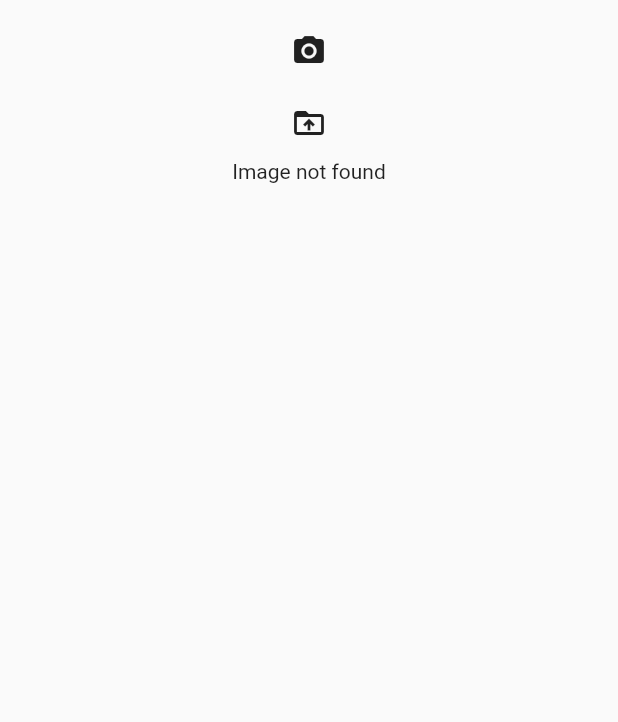
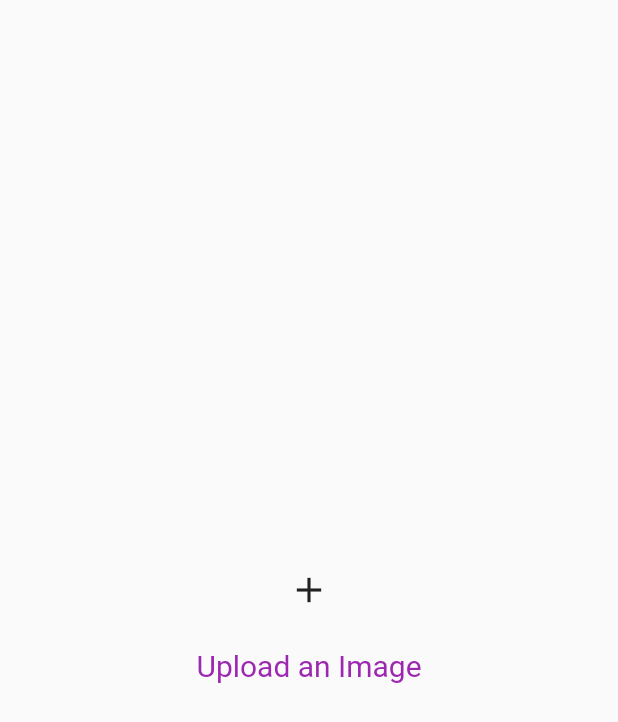
Before and after one commit to SharmaAkshat007/TheSocialHub, a Flutter app: the PostForm screen opened directly, on a phone screen of 412 x 824 dp. Shown: the top 722 px of the screen. Run offline on Flutter 3.47's test engine with Material 2 defaults, Android fonts, the phone set to English and light mode, and no system bars; our stand-ins replace firebase_auth, flutter_spinkit, image_picker; accounts and stored records are empty.

Commit message:
upload ui done

```diff
--- a/lib/src/screens/home/postFormScreen/postForm.dart
+++ b/lib/src/screens/home/postFormScreen/postForm.dart
@@ -13,39 +13,94 @@ class _PostFormState extends State<PostForm> {
 
   @override
   Widget build(BuildContext context) {
+    final _deviceHeight = MediaQuery.of(context).size.height;
+    final _deviceWidth = MediaQuery.of(context).size.width;
     return Scaffold(
       body: Container(
-        margin: EdgeInsets.only(top: 10),
-        child: Column(mainAxisAlignment: MainAxisAlignment.start, children: [
+        child: _image != null
+            ? Image.file(
+                _image,
+                fit: BoxFit.contain,
+                width: _deviceWidth,
+                height: _deviceHeight,
+              )
+            : Column(mainAxisAlignment: MainAxisAlignment.center, children: [
+                Container(
+                  width: _deviceWidth,
+                  child: Column(
+                    mainAxisAlignment: MainAxisAlignment.center,
+                    children: [
                       IconButton(
-            icon: Icon(Icons.camera_alt),
+                        splashColor: Colors.purple[100],
+                        icon: Icon(
+                          Icons.add,
+                          size: 28,
+                        ),
+                        onPressed: () {
+                          showDialog(
+                              context: context,
+                              builder: (BuildContext context) {
+                                return AlertDialog(
+                                  title: Text("Camera or Photos"),
+                                  actions: [
+                                    IconButton(
+                                      icon: Icon(
+                                        Icons.camera_alt,
+                                        color: Colors.purple,
+                                      ),
                                       onPressed: () async {
-              File image = await PickImage().captureImage(true);
+                                        File image = await PickImage()
+                                            .captureImage(true);
 
                                         if (image != null) {
                                           setState(() {
                                             _image = image;
                                           });
+                                          Navigator.pop(context);
                                         }
                                       },
                                     ),
                                     IconButton(
-            icon: Icon(Icons.drive_folder_upload),
+                                      icon: Icon(
+                                        Icons.drive_folder_upload,
+                                        color: Colors.purple,
+                                      ),
                                       onPressed: () async {
-              dynamic image = await PickImage().captureImage(false);
+                                        dynamic image = await PickImage()
+                                            .captureImage(false);
 
                                         if (image != null) {
                                           setState(() {
                                             _image = image;
                                           });
+                                          Navigator.pop(context);
                                         }
                                       },
                                     ),
-          _image == null
-              ? Center(
-                  child: Text('Image not found'),
-                )
-              : Image.file(_image, height: 300, width: 300),
+                                    IconButton(
+                                      icon: Icon(
+                                        Icons.cancel,
+                                        color: Colors.purple,
+                                      ),
+                                      onPressed: () {
+                                        Navigator.pop(context);
+                                      },
+                                    ),
+                                  ],
+                                );
+                              });
+                        },
+                      ),
+                      SizedBox(
+                        height: 15,
+                      ),
+                      Text(
+                        'Upload an Image',
+                        style: TextStyle(fontSize: 20, color: Colors.purple),
+                      ),
+                    ],
+                  ),
+                ),
               ]),
       ),
     );
```
Lines whose indentation alone changed are shown as unchanged.
